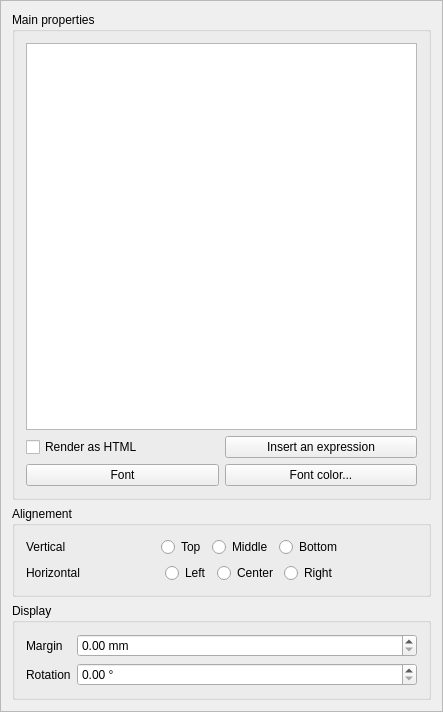
The window that src/ui/qgscomposerlabelwidgetbase.ui (carsmie/QGIS) describes before a commit, drawn with Qt 5.
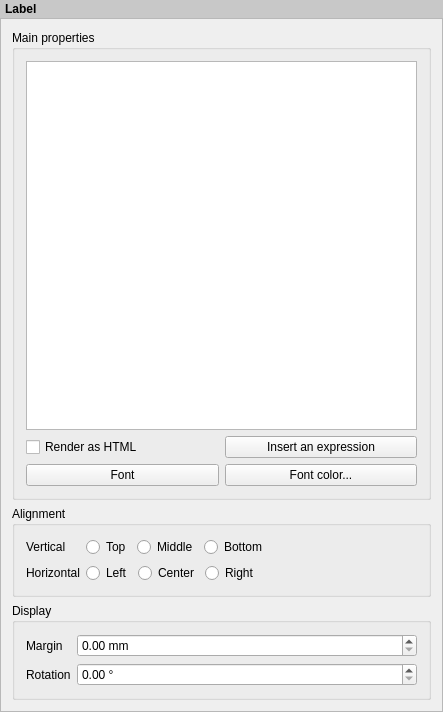
The same window after the commit. Custom widgets are drawn as their Qt base class.

Patch:
```diff
--- a/src/ui/qgscomposerlabelwidgetbase.ui
+++ b/src/ui/qgscomposerlabelwidgetbase.ui
@@ -20,9 +20,28 @@
    <string>Label Options</string>
   </property>
   <layout class="QVBoxLayout" name="_2">
+   <property name="spacing">
+    <number>0</number>
+   </property>
    <property name="margin">
     <number>0</number>
    </property>
+   <item>
+    <widget class="QLabel" name="label">
+     <property name="sizePolicy">
+      <sizepolicy hsizetype="Preferred" vsizetype="Maximum">
+       <horstretch>0</horstretch>
+       <verstretch>0</verstretch>
+      </sizepolicy>
+     </property>
+     <property name="styleSheet">
+      <string notr="true">padding: 2px; font-weight: bold; background-color: rgb(200, 200, 200);</string>
+     </property>
+     <property name="text">
+      <string>Label</string>
+     </property>
+    </widget>
+   </item>
    <item>
     <widget class="QScrollArea" name="scrollArea">
      <property name="widgetResizable">
@@ -34,18 +53,12 @@
         <x>0</x>
         <y>0</y>
         <width>441</width>
-        <height>710</height>
+        <height>690</height>
        </rect>
       </property>
       <layout class="QVBoxLayout" name="mainLayout">
        <item>
         <widget class="QgsCollapsibleGroupBoxBasic" name="mTextGroupBox">
-         <property name="sizePolicy">
-          <sizepolicy hsizetype="Preferred" vsizetype="Preferred">
-           <horstretch>0</horstretch>
-           <verstretch>1</verstretch>
-          </sizepolicy>
-         </property>
          <property name="title">
           <string>Main properties</string>
          </property>
@@ -113,14 +126,8 @@
        </item>
        <item>
         <widget class="QgsCollapsibleGroupBoxBasic" name="mAlignementGroup">
-         <property name="sizePolicy">
-          <sizepolicy hsizetype="Preferred" vsizetype="Minimum">
-           <horstretch>0</horstretch>
-           <verstretch>0</verstretch>
-          </sizepolicy>
-         </property>
          <property name="title">
-          <string>Alignement</string>
+          <string>Alignment</string>
          </property>
          <property name="checkable">
           <bool>false</bool>
@@ -135,6 +142,9 @@
           <property name="fieldGrowthPolicy">
            <enum>QFormLayout::AllNonFixedFieldsGrow</enum>
           </property>
+          <property name="labelAlignment">
+           <set>Qt::AlignLeading|Qt::AlignLeft|Qt::AlignVCenter</set>
+          </property>
           <item row="0" column="0">
            <widget class="QLabel" name="mVerticalAlignementLabel">
             <property name="text">
@@ -144,19 +154,6 @@
           </item>
           <item row="0" column="1">
            <layout class="QHBoxLayout" name="horizontalLayout_6">
-            <item>
-             <spacer name="horizontalSpacer">
-              <property name="orientation">
-               <enum>Qt::Horizontal</enum>
-              </property>
-              <property name="sizeHint" stdset="0">
-               <size>
-                <width>40</width>
-                <height>20</height>
-               </size>
-              </property>
-             </spacer>
-            </item>
             <item>
              <widget class="QRadioButton" name="mTopRadioButton">
               <property name="text">
@@ -202,19 +199,6 @@
           </item>
           <item row="1" column="1">
            <layout class="QHBoxLayout" name="horizontalLayout_5">
-            <item>
-             <spacer name="horizontalSpacer_2">
-              <property name="orientation">
-               <enum>Qt::Horizontal</enum>
-              </property>
-              <property name="sizeHint" stdset="0">
-               <size>
-                <width>40</width>
-                <height>20</height>
-               </size>
-              </property>
-             </spacer>
-            </item>
             <item>
              <widget class="QRadioButton" name="mLeftRadioButton">
               <property name="text">
```
Left out of the diff: 13 changed lines with no effect on the pictures.
